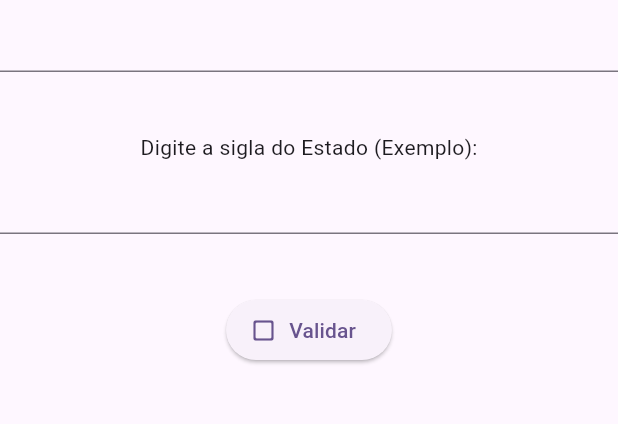
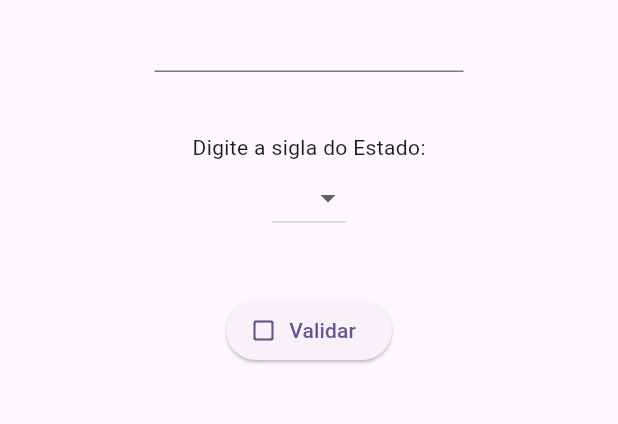
Before and after one commit to MatheusToledo99/inscricao_estadual, a Flutter app: the screen it shows after launch, after a tap on "Validar", on a phone screen of 412 x 824 dp, the part 492-916 px from its top. Run offline on Flutter 3.47's test engine with Material 2 defaults, Android fonts, the phone set to English and light mode, and no system bars.

Commit message:
Ajustando compatibilidade e melhorando o exemplo

```diff
--- a/example/lib/main.dart
+++ b/example/lib/main.dart
@@ -32,7 +32,7 @@ class MyHomePage extends StatefulWidget {
 class _MyHomePageState extends State<MyHomePage> {
   IconData _icon = Icons.check_box_outline_blank_rounded;
   final ieController = TextEditingController();
-  final estadoController = TextEditingController();
+  String? estadoSelecionado;
   final inscricaoEstadual = InscricaoEstadual();
   bool inscricaoEstadualEhValida = false;
 
@@ -42,13 +42,12 @@ class _MyHomePageState extends State<MyHomePage> {
     //a seleção dos estados brasileiros, sendo apenas necessário passar para o package o estado
     //selecionado.
 
-    if (estadoController.text == 'MG') {
+    if (estadoSelecionado == 'MG') {
       inscricaoEstadualEhValida = inscricaoEstadual.validaInscricaoEstadual(
         inscricaoEstadual: ieController.text,
         sigla: Estados.MG,
       );
-    }
-    else if (estadoController.text == 'RJ') {
+    } else if (estadoSelecionado == 'RJ') {
       inscricaoEstadualEhValida = inscricaoEstadual.validaInscricaoEstadual(
         inscricaoEstadual: ieController.text,
         sigla: Estados.RJ,
@@ -78,16 +77,34 @@ class _MyHomePageState extends State<MyHomePage> {
           crossAxisAlignment: CrossAxisAlignment.center,
           children: <Widget>[
             const Text('Digite abaixo a inscricao estadual:'),
-            TextField(
-              controller: ieController,
+            Padding(
+              padding: EdgeInsets.symmetric(
+                  horizontal: MediaQuery.of(context).size.width * 0.25),
+              child: TextField(
+                controller: ieController,
+              ),
             ),
             const Padding(
               padding: EdgeInsets.symmetric(vertical: 20),
             ),
-            const Text('Digite a sigla do Estado (Exemplo):'),
-            TextField(
-              controller: estadoController,
-            ),
+            const Text('Digite a sigla do Estado:'),
+            DropdownButton(
+                value: estadoSelecionado,
+                items: const [
+                  DropdownMenuItem(
+                    value: "MG",
+                    child: Text('MG'),
+                  ),
+                  DropdownMenuItem(
+                    value: "RJ",
+                    child: Text('RJ'),
+                  ),
+                ],
+                onChanged: (value) {
+                  setState(() {
+                    estadoSelecionado = value.toString();
+                  });
+                }),
             const Padding(
               padding: EdgeInsets.symmetric(vertical: 20),
             ),
--- a/example/pubspec.yaml
+++ b/example/pubspec.yaml
@@ -1,5 +1,5 @@
-name: example
-description: A new Flutter project.
+name: example_inscricao_estadual
+description: Exemplo de Aplicação para validação de inscricao estadual.
 # The following line prevents the package from being accidentally published to
 # pub.dev using `flutter pub publish`. This is preferred for private packages.
 publish_to: 'none' # Remove this line if you wish to publish to pub.dev
@@ -19,7 +19,7 @@ publish_to: 'none' # Remove this line if you wish to publish to pub.dev
 version: 1.0.0+1
 
 environment:
-  sdk: '>=3.0.0-191.0.dev <4.0.0'
+  sdk: '>=2.17.0 <4.0.0'
 
 # Dependencies specify other packages that your package needs in order to work.
 # To automatically upgrade your package dependencies to the latest versions
--- a/pubspec.yaml
+++ b/pubspec.yaml
@@ -1,10 +1,10 @@
 name: inscricao_estadual
 description: Package para facilitar a validação de incrição estadual, evitando assim, o erro de NF-e de inscrição estadual inválida.
-version: 1.0.1
+version: 1.0.2
 homepage: https://github.com/MatheusToledo99/inscricao_estadual
 
 environment:
-  sdk: '>=3.0.0 <4.0.0'
+  sdk: '>=2.17.0 <4.0.0'
   flutter: ">=1.17.0"
 
 dependencies:
```
Also changed, not shown: example/pubspec.lock, 3 other files.
